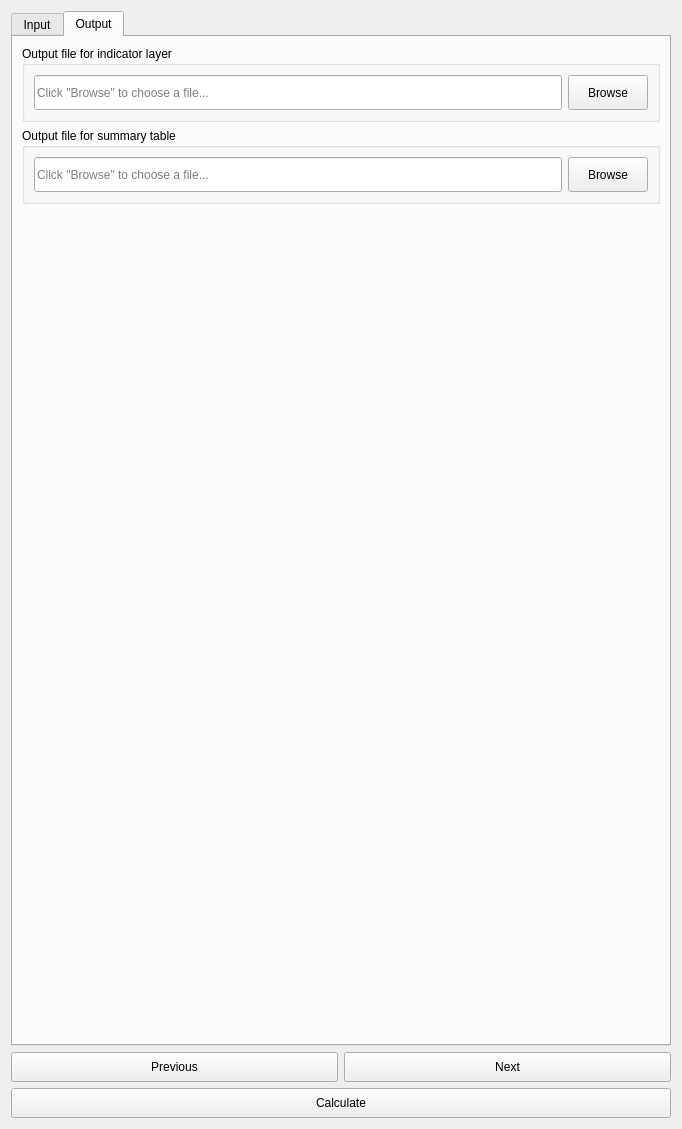
Qt form LDMP/gui/DlgCalculateLDNSummaryTablePolygons.ui (ConservationInternational/trends.earth) before a commit.
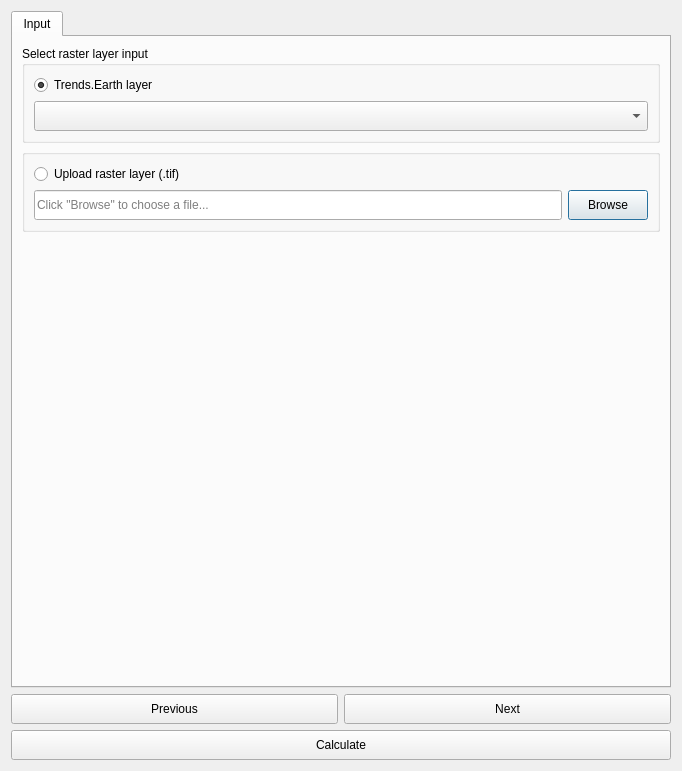
The same form after that commit. The open tabs and pages were chosen to show the change.

Commit message: Move all scripts to new output name selection.

```diff
--- a/LDMP/gui/DlgCalculateLDNSummaryTablePolygons.ui
+++ b/LDMP/gui/DlgCalculateLDNSummaryTablePolygons.ui
@@ -7,7 +7,7 @@
     <x>0</x>
     <y>0</y>
     <width>682</width>
-    <height>1129</height>
+    <height>771</height>
    </rect>
   </property>
   <property name="sizePolicy">
@@ -191,126 +191,6 @@
        </item>
       </layout>
      </widget>
-     <widget class="QWidget" name="OutputTab">
-      <attribute name="title">
-       <string>Output</string>
-      </attribute>
-      <layout class="QVBoxLayout" name="verticalLayout_3">
-       <item>
-        <widget class="QGroupBox" name="groupBox_6">
-         <property name="title">
-          <string>Output file for indicator layer</string>
-         </property>
-         <layout class="QHBoxLayout" name="horizontalLayout">
-          <item>
-           <widget class="QLineEdit" name="output_file_layer">
-            <property name="sizePolicy">
-             <sizepolicy hsizetype="Expanding" vsizetype="Minimum">
-              <horstretch>0</horstretch>
-              <verstretch>0</verstretch>
-             </sizepolicy>
-            </property>
-            <property name="minimumSize">
-             <size>
-              <width>0</width>
-              <height>35</height>
-             </size>
-            </property>
-            <property name="readOnly">
-             <bool>true</bool>
-            </property>
-            <property name="placeholderText">
-             <string>Click &quot;Browse&quot; to choose a file...</string>
-            </property>
-           </widget>
-          </item>
-          <item>
-           <widget class="QPushButton" name="browse_output_file_layer">
-            <property name="sizePolicy">
-             <sizepolicy hsizetype="Minimum" vsizetype="Minimum">
-              <horstretch>0</horstretch>
-              <verstretch>0</verstretch>
-             </sizepolicy>
-            </property>
-            <property name="minimumSize">
-             <size>
-              <width>0</width>
-              <height>35</height>
-             </size>
-            </property>
-            <property name="text">
-             <string>Browse</string>
-            </property>
-           </widget>
-          </item>
-         </layout>
-        </widget>
-       </item>
-       <item>
-        <widget class="QGroupBox" name="groupBox_7">
-         <property name="title">
-          <string>Output file for summary table</string>
-         </property>
-         <layout class="QHBoxLayout" name="horizontalLayout_2">
-          <item>
-           <widget class="QLineEdit" name="output_file_table">
-            <property name="sizePolicy">
-             <sizepolicy hsizetype="Expanding" vsizetype="Minimum">
-              <horstretch>0</horstretch>
-              <verstretch>0</verstretch>
-             </sizepolicy>
-            </property>
-            <property name="minimumSize">
-             <size>
-              <width>0</width>
-              <height>35</height>
-             </size>
-            </property>
-            <property name="readOnly">
-             <bool>true</bool>
-            </property>
-            <property name="placeholderText">
-             <string>Click &quot;Browse&quot; to choose a file...</string>
-            </property>
-           </widget>
-          </item>
-          <item>
-           <widget class="QPushButton" name="browse_output_file_table">
-            <property name="sizePolicy">
-             <sizepolicy hsizetype="Minimum" vsizetype="Minimum">
-              <horstretch>0</horstretch>
-              <verstretch>0</verstretch>
-             </sizepolicy>
-            </property>
-            <property name="minimumSize">
-             <size>
-              <width>0</width>
-              <height>35</height>
-             </size>
-            </property>
-            <property name="text">
-             <string>Browse</string>
-            </property>
-           </widget>
-          </item>
-         </layout>
-        </widget>
-       </item>
-       <item>
-        <spacer name="verticalSpacer_2">
-         <property name="orientation">
-          <enum>Qt::Vertical</enum>
-         </property>
-         <property name="sizeHint" stdset="0">
-          <size>
-           <width>20</width>
-           <height>0</height>
-          </size>
-         </property>
-        </spacer>
-       </item>
-      </layout>
-     </widget>
     </widget>
    </item>
    <item>
```
Left out of the diff: 4 changed lines with no effect on the pictures. The commit also changes 8 other files.
